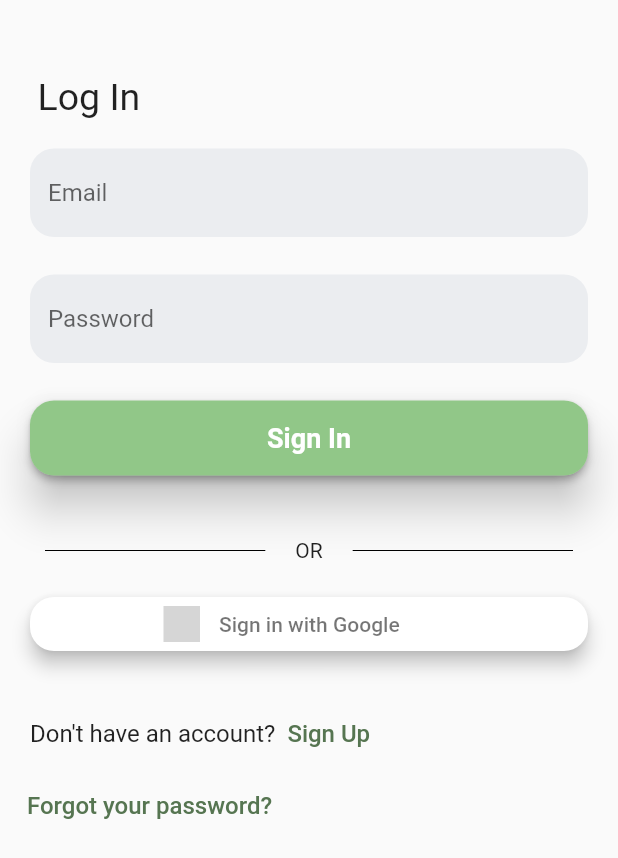
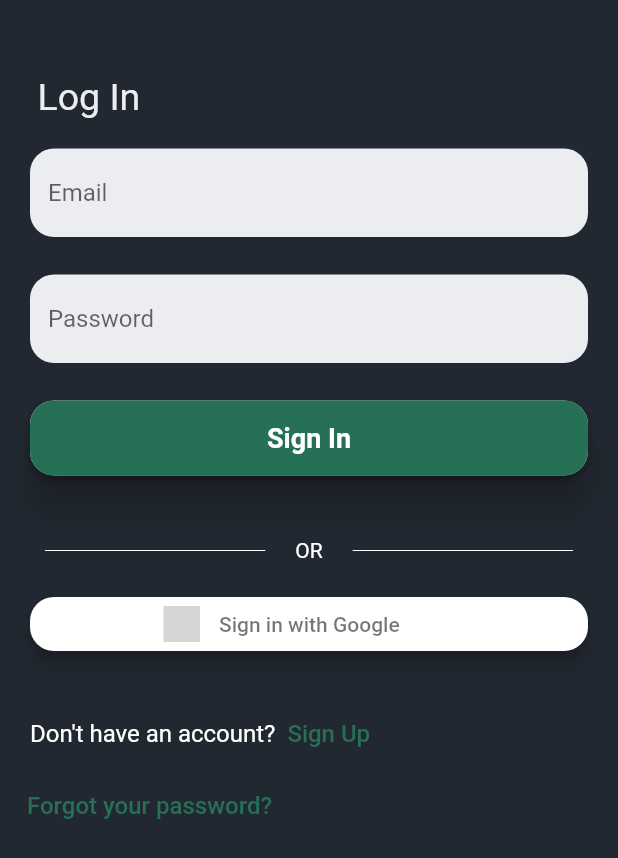
Before and after one commit to squach28/fit_buddy, a Flutter app: the screen it shows after launch, on a phone screen of 412 x 824 dp. Shown: the top 858 px of the screen. Run offline on Flutter 3.47's test engine with Material 2 defaults, Android fonts, the phone set to English and light mode, and no system bars; our stand-ins replace cloud_firestore, email_validator, firebase_auth, firebase_core, flutter_signin_button, google_sign_in; accounts and stored records are empty; grey boxes are pictures that could not be loaded.

Commit message:
dark mode + darker green on login

```diff
--- a/lib/main.dart
+++ b/lib/main.dart
@@ -29,13 +29,15 @@ class AppState extends State<App> {
             final authenticationService = AuthenticationService();
             if (authenticationService.auth.currentUser != null) {
               return MaterialApp(
-                  theme: ThemeData(primaryColor: Color(0xff91c788)),
+                  //theme: ThemeData(primaryColor: Color(0xff91c788), textTheme: Typography.whiteCupertino),
+                                    theme: ThemeData(scaffoldBackgroundColor: Color(0xff222831), primaryColor: Color(0xff267055), textTheme: Typography.whiteRedwoodCity),
+
                   debugShowCheckedModeBanner: false,
                   home: NavigationPage());
             } else {
               return MaterialApp(
                   debugShowCheckedModeBanner: false,
-                  theme: ThemeData(primaryColor: Color(0xff91c788)),
+                  theme: ThemeData(scaffoldBackgroundColor: Color(0xff222831), primaryColor: Color(0xff267055), textTheme: Typography.whiteRedwoodCity),
                   home: LoginPage());
             }
           }
--- a/lib/views/LoginPage.dart
+++ b/lib/views/LoginPage.dart
@@ -29,7 +29,7 @@ class LoginPageState extends State<LoginPage> {
     return Padding(
         padding:
             EdgeInsets.only(left: 25.0, top: 50.0, bottom: 20.0, right: 20.0),
-        child: Text('Log In', style: TextStyle(fontSize: 25.0)));
+        child: Text('Log In', style: TextStyle(fontSize: 25.0, color: Color(0xffebedf0))));
   }
 
   Widget _loginForm() {
@@ -92,7 +92,7 @@ class LoginPageState extends State<LoginPage> {
                                     fontWeight: FontWeight.bold)),
                         style: ButtonStyle(
                           backgroundColor: MaterialStateProperty.all<Color>(
-                              Color(0xff91c788)),
+                              Color(0xff267055)),
                           shape:
                               MaterialStateProperty.all<RoundedRectangleBorder>(
                                   RoundedRectangleBorder(
@@ -136,7 +136,7 @@ class LoginPageState extends State<LoginPage> {
                     child: Container(
                         margin: EdgeInsets.only(left: 10.0, right: 20.0),
                         child: Divider(
-                          color: Colors.black,
+                          color: Colors.white,
                           height: 50.0,
                         ))),
                 Text('OR'),
@@ -144,7 +144,7 @@ class LoginPageState extends State<LoginPage> {
                     child: Container(
                         margin: EdgeInsets.only(left: 20.0, right: 10.0),
                         child: Divider(
-                          color: Colors.black,
+                          color: Colors.white,
                           height: 50.0,
                         ))),
               ]),
@@ -183,7 +183,7 @@ class LoginPageState extends State<LoginPage> {
               )),
           TextButton(
               child: Text('Sign Up',
-                  style: TextStyle(fontSize: 16.0, color: Color(0xff567551))),
+                  style: TextStyle(fontSize: 16.0, color: Theme.of(context).primaryColor)),
               onPressed: () {
                 emailFocusNode.unfocus();
                 passwordFocusNode.unfocus();
@@ -199,7 +199,7 @@ class LoginPageState extends State<LoginPage> {
         child: Row(mainAxisAlignment: MainAxisAlignment.start, children: [
           TextButton(
               child: Text('Forgot your password?',
-                  style: TextStyle(fontSize: 16.0, color: Color(0xff567551))),
+                  style: TextStyle(fontSize: 16.0, color: Theme.of(context).primaryColor)),
               onPressed: () {}),
         ]));
   }
```
